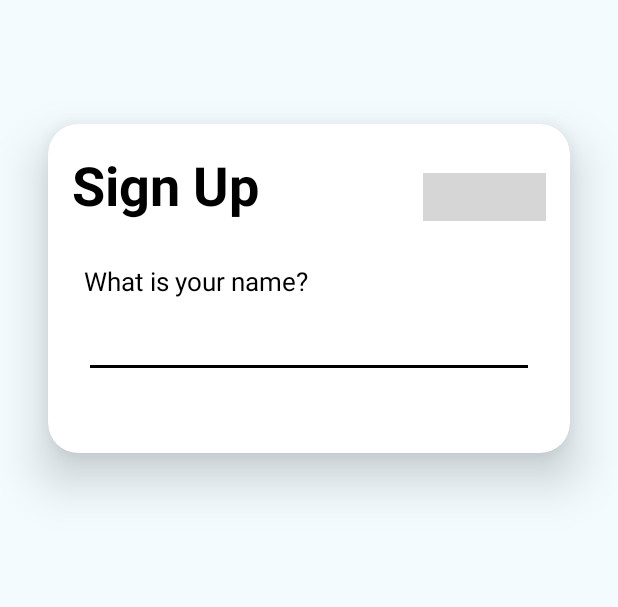
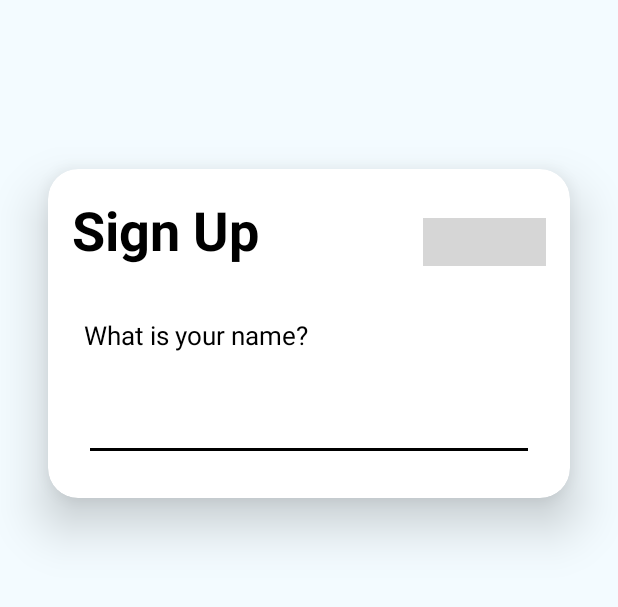
Before and after one commit to AppDevIn/Routine, an Android app: the screen it shows after launch (RegisterActivity), on a phone screen of 412 x 824 dp, the part 354-961 px from its top. Run offline under Robolectric (Android 15) with nearby library versions, the phone set to English and light mode, and no system bars; our stand-ins replace Firebase (no records; nobody signed in at launch, a user with empty details on screens opened directly); grey boxes are pictures that could not be loaded.

Commit message:
New register layout with erro text

```diff
--- a/app/src/main/java/com/mad/p03/np2020/routine/RegisterActivity.java
+++ b/app/src/main/java/com/mad/p03/np2020/routine/RegisterActivity.java
@@ -402,9 +402,9 @@ public class RegisterActivity extends AppCompatActivity {
         }
     }
 
-    /**TODO
+    /**
      * Class to process the request to firebase
-     * in the backgrounf
+     * in the background
      */
 
     @SuppressLint("StaticFieldLeak")
--- a/app/src/main/res/layout/activity_register.xml
+++ b/app/src/main/res/layout/activity_register.xml
@@ -27,22 +27,21 @@
 
     <androidx.cardview.widget.CardView
         android:layout_width="0dp"
-        android:layout_height="wrap_content"
+        android:layout_height="219dp"
         android:layout_marginStart="32dp"
         android:layout_marginEnd="32dp"
+        app:cardCornerRadius="20sp"
+        app:cardElevation="20dp"
         app:layout_constraintBottom_toBottomOf="parent"
         app:layout_constraintEnd_toEndOf="parent"
         app:layout_constraintStart_toStartOf="parent"
         app:layout_constraintTop_toTopOf="@+id/guideline2"
-        app:layout_constraintVertical_bias="0.13999999"
-        app:cardCornerRadius="20sp"
-        app:cardElevation="20dp">
+        app:layout_constraintVertical_bias="0.23000002">
 
 
         <androidx.constraintlayout.widget.ConstraintLayout
             android:layout_width="match_parent"
-            android:layout_height="match_parent"
-            android:layout_marginBottom="50dp">
+            android:layout_height="match_parent">
 
 
             <Button
@@ -63,6 +62,7 @@
                 app:layout_constraintVertical_bias="1.0"
 
                 />
+
             <Button
                 android:id="@+id/btnBack"
                 android:layout_width="82dp"
@@ -103,6 +103,51 @@
                 app:layout_constraintTop_toTopOf="parent"
                 tools:ignore="LabelFor" />
 
+            <ProgressBar
+                android:id="@+id/progressBar"
+                style="?android:attr/progressBarStyle"
+                android:layout_width="wrap_content"
+                android:layout_height="wrap_content"
+                android:visibility="invisible"
+                app:layout_constraintBottom_toBottomOf="parent"
+                app:layout_constraintEnd_toEndOf="parent"
+                app:layout_constraintStart_toStartOf="parent"
+                app:layout_constraintTop_toTopOf="parent" />
+
+            <TextView
+                android:id="@+id/txtError"
+                android:layout_width="wrap_content"
+                android:layout_height="wrap_content"
+
+                android:fontFamily="@font/montserrat"
+                android:text="@string/holder"
+                android:textColor="@color/ErrorColor"
+                android:visibility="invisible"
+
+                android:textSize="17sp"
+                app:layout_constraintEnd_toEndOf="parent"
+                app:layout_constraintHorizontal_bias="0.0"
+                app:layout_constraintStart_toStartOf="@+id/txtQuestion"
+                app:layout_constraintTop_toBottomOf="@+id/txtQuestion" />
+
+            <TextView
+                android:id="@+id/textView2"
+                android:layout_width="wrap_content"
+                android:layout_height="wrap_content"
+
+                android:layout_marginStart="16dp"
+                android:layout_marginTop="16dp"
+
+                android:fontFamily="@font/montserrat"
+                android:text="@string/sign_up"
+                android:textColor="@color/black"
+
+                android:textSize="36sp"
+                android:textStyle="bold"
+
+                app:layout_constraintStart_toStartOf="parent"
+                app:layout_constraintTop_toTopOf="parent" />
+
             <TextView
                 android:id="@+id/txtQuestion"
                 android:layout_width="wrap_content"
@@ -122,35 +167,6 @@
                 app:layout_constraintTop_toBottomOf="@+id/textView2"
                 app:layout_constraintVertical_bias="0.24" />
 
-            <TextView
-                android:id="@+id/textView2"
-                android:layout_width="wrap_content"
-                android:layout_height="wrap_content"
-
-                android:layout_marginStart="16dp"
-                android:layout_marginTop="16dp"
-
-                android:fontFamily="@font/montserrat"
-                android:text="@string/sign_up"
-                android:textColor="@color/black"
-
-                android:textSize="36sp"
-                android:textStyle="bold"
-
-                app:layout_constraintStart_toStartOf="parent"
-                app:layout_constraintTop_toTopOf="parent" />
-
-            <ProgressBar
-                android:id="@+id/progressBar"
-                style="?android:attr/progressBarStyle"
-                android:layout_width="wrap_content"
-                android:layout_height="wrap_content"
-                android:visibility="invisible"
-                app:layout_constraintBottom_toBottomOf="parent"
-                app:layout_constraintEnd_toEndOf="parent"
-                app:layout_constraintStart_toStartOf="parent"
-                app:layout_constraintTop_toTopOf="parent" />
-
         </androidx.constraintlayout.widget.ConstraintLayout>
 
     </androidx.cardview.widget.CardView>
--- a/app/src/main/res/values/colors.xml
+++ b/app/src/main/res/values/colors.xml
@@ -8,4 +8,5 @@
     <color name="black">#000000</color>
     <color name="registerColor">#F3FBFF</color>
     <color name="colorHistory">#FCFFE9</color>
+    <color name="ErrorColor">#C0415E</color>
 </resources>
```
